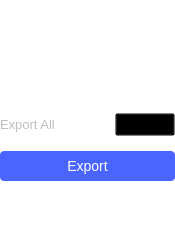
This is ui/osc_export_settings.ui in analogdevicesinc/scopy as Qt 5 draws it before an edit. The edited form follows.
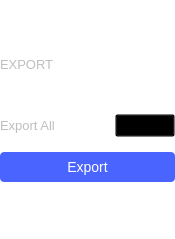
This is the edited form. Custom widgets are drawn as their Qt base class.

```diff
--- a/ui/osc_export_settings.ui
+++ b/ui/osc_export_settings.ui
@@ -99,12 +99,6 @@
             <verstretch>0</verstretch>
            </sizepolicy>
           </property>
-          <property name="styleSheet">
-           <string notr="true">QLabel {
- font-size: 12px;
- color: rgba(255, 255, 255, 70);
-}</string>
-          </property>
           <property name="text">
            <string>EXPORT </string>
           </property>
@@ -124,9 +118,6 @@
             <height>1</height>
            </size>
           </property>
-          <property name="styleSheet">
-           <string notr="true"> border: 1px solid rgba(255, 255, 255, 70);</string>
-          </property>
           <property name="orientation">
            <enum>Qt::Horizontal</enum>
           </property>
```
Left out of the diff: 6 changed lines with no effect on the pictures.
